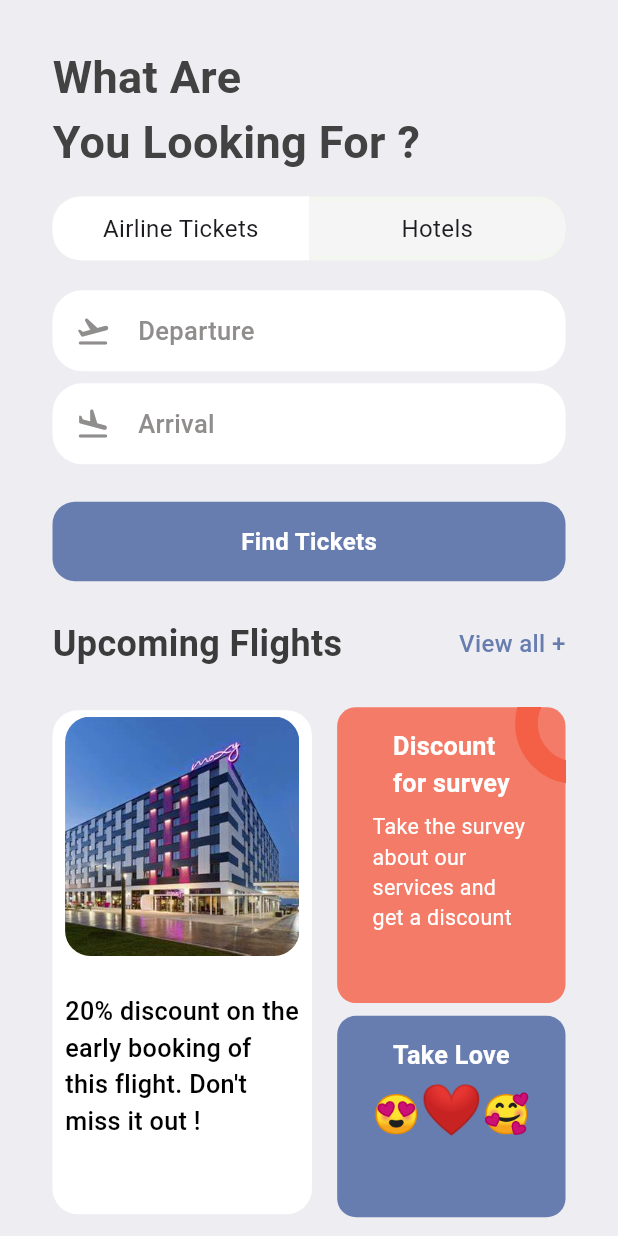
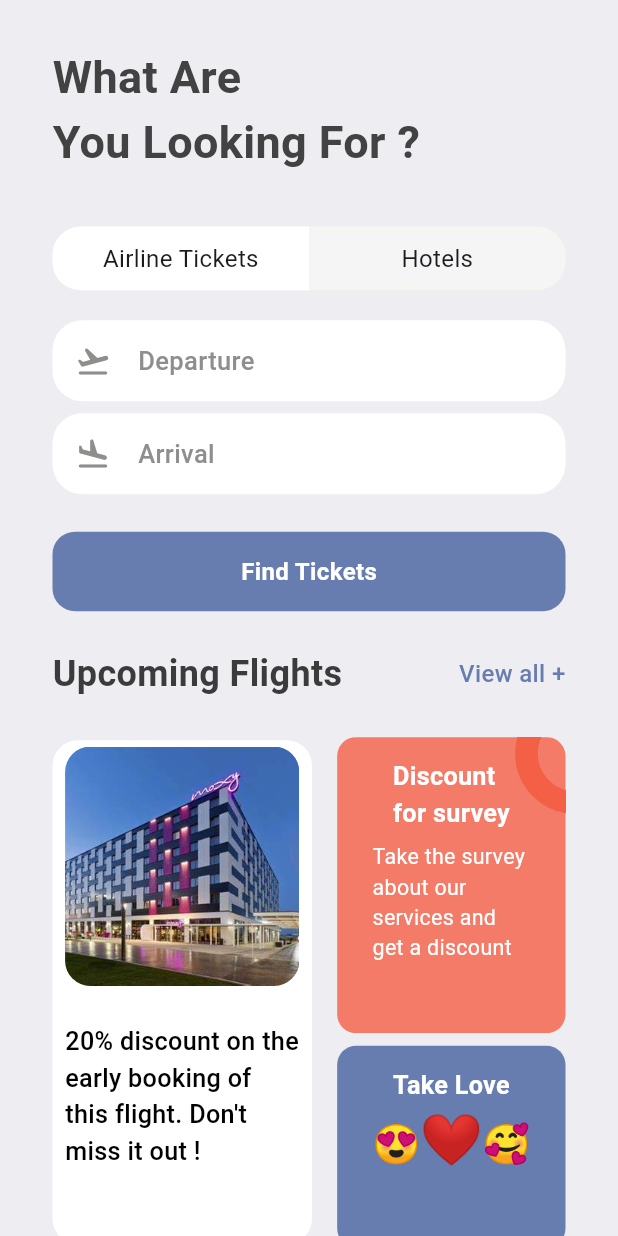
Before and after one commit to RalphKahkedjian/Airport-Booking-App, a Flutter app: the SearchScreen screen opened directly, on a phone screen of 412 x 824 dp. Run offline on Flutter 3.47's test engine with Material 3 defaults, Android fonts, the phone set to English and light mode, and no system bars; our stand-ins replace barcode_widget.

```diff
--- a/lib/screens/bottom_bar.dart
+++ b/lib/screens/bottom_bar.dart
@@ -13,7 +13,7 @@ class BottomBar extends StatefulWidget {
 }
 
 class _BottomBarState extends State<BottomBar> {
-   int _selectedIndex = 1;
+   int _selectedIndex = 0;
 
   static final List<Widget>_widgetOptions = <Widget>[
     const HomeScreen(),
--- a/lib/screens/home_screen.dart
+++ b/lib/screens/home_screen.dart
@@ -46,8 +46,8 @@ class HomeScreen extends StatelessWidget {
                     ),
                     child: ColorFiltered(
                       colorFilter: ColorFilter.mode(
-                        Color(0xFF687daf), // The desired color
-                        BlendMode.srcIn, // This blend mode will replace the image color
+                        Color(0xFF687daf),
+                        BlendMode.srcIn,
                       ),
                       child: Image.asset(
                         "assets/airplane-logo.png",
--- a/lib/screens/search_screen.dart
+++ b/lib/screens/search_screen.dart
@@ -17,7 +17,7 @@ class SearchScreen extends StatelessWidget {
        padding: const EdgeInsets.symmetric(horizontal: 35, vertical: 30),
         children: [
           Text("What Are \nYou Looking For ?", style: Styles.headLineStyle1.copyWith(color: Colors.grey[800], fontSize: 30),),
-          SizedBox(height: 15,),
+          SizedBox(height: 35,),
           const AppTicketsTab(firstTab: "Airline Tickets", secondTab: "Hotels",),
           SizedBox(height: 20,),
           const AppIconText(icon: Icons.flight_takeoff_rounded, text: "Departure", ),
--- a/lib/screens/ticket_screen.dart
+++ b/lib/screens/ticket_screen.dart
@@ -10,7 +10,9 @@ class TicketScreen extends StatelessWidget {
   Widget build(BuildContext context) {
 
     return Scaffold(
-      body: Stack(
+      backgroundColor: Styles.bgColor,
+      body:
+      Stack(
         children: [
           ListView(
             padding: EdgeInsets.symmetric(horizontal: 45, vertical: 30),
```
